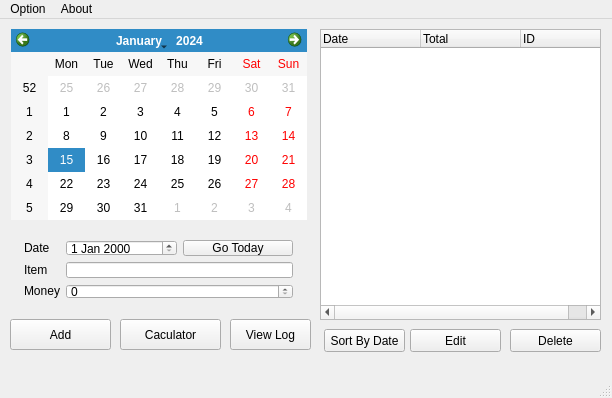
Above: mw.ui from kienhoang/MoneyEatV02 before the change. Below: the same form after it.
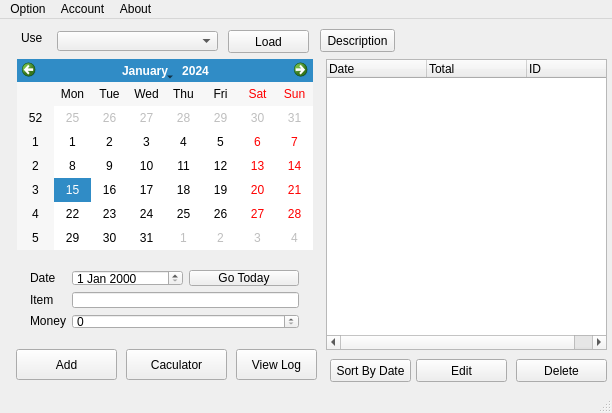
That is the form after the change. Icons and pictures are not drawn.

```diff
--- a/mw.ui
+++ b/mw.ui
@@ -7,7 +7,7 @@
     <x>0</x>
     <y>0</y>
     <width>612</width>
-    <height>398</height>
+    <height>413</height>
    </rect>
   </property>
   <property name="windowTitle">
@@ -17,8 +17,8 @@
    <widget class="QCalendarWidget" name="calendar">
     <property name="geometry">
      <rect>
-      <x>11</x>
-      <y>10</y>
+      <x>17</x>
+      <y>40</y>
       <width>296</width>
       <height>191</height>
      </rect>
@@ -27,8 +27,8 @@
    <widget class="QTreeWidget" name="moneyList">
     <property name="geometry">
      <rect>
-      <x>320</x>
-      <y>10</y>
+      <x>326</x>
+      <y>40</y>
       <width>281</width>
       <height>291</height>
      </rect>
@@ -52,8 +52,8 @@
    <widget class="QPushButton" name="btnAddItem">
     <property name="geometry">
      <rect>
-      <x>10</x>
-      <y>300</y>
+      <x>16</x>
+      <y>330</y>
       <width>101</width>
       <height>31</height>
      </rect>
@@ -65,8 +65,8 @@
    <widget class="QPushButton" name="btnDelete">
     <property name="geometry">
      <rect>
-      <x>510</x>
-      <y>310</y>
+      <x>516</x>
+      <y>340</y>
       <width>91</width>
       <height>23</height>
      </rect>
@@ -78,8 +78,8 @@
    <widget class="QPushButton" name="btnEdit">
     <property name="geometry">
      <rect>
-      <x>410</x>
-      <y>310</y>
+      <x>416</x>
+      <y>340</y>
       <width>91</width>
       <height>23</height>
      </rect>
@@ -91,8 +91,8 @@
    <widget class="QPushButton" name="btnLog">
     <property name="geometry">
      <rect>
-      <x>230</x>
-      <y>300</y>
+      <x>236</x>
+      <y>330</y>
       <width>81</width>
       <height>31</height>
      </rect>
@@ -104,8 +104,8 @@
    <widget class="QPushButton" name="btnCalc">
     <property name="geometry">
      <rect>
-      <x>120</x>
-      <y>300</y>
+      <x>126</x>
+      <y>330</y>
       <width>101</width>
       <height>31</height>
      </rect>
@@ -117,8 +117,8 @@
    <widget class="QWidget" name="layoutWidget">
     <property name="geometry">
      <rect>
-      <x>13</x>
-      <y>210</y>
+      <x>19</x>
+      <y>240</y>
       <width>291</width>
       <height>81</height>
      </rect>
@@ -185,8 +185,8 @@
    <widget class="QPushButton" name="btnSort">
     <property name="geometry">
      <rect>
-      <x>324</x>
-      <y>310</y>
+      <x>330</x>
+      <y>340</y>
       <width>81</width>
       <height>23</height>
      </rect>
@@ -195,6 +195,55 @@
      <string>Sort By Date</string>
     </property>
    </widget>
+   <widget class="QComboBox" name="comUser">
+    <property name="geometry">
+     <rect>
+      <x>57</x>
+      <y>12</y>
+      <width>161</width>
+      <height>20</height>
+     </rect>
+    </property>
+   </widget>
+   <widget class="QLabel" name="lbUser">
+    <property name="geometry">
+     <rect>
+      <x>21</x>
+      <y>11</y>
+      <width>22</width>
+      <height>16</height>
+     </rect>
+    </property>
+    <property name="text">
+     <string>User</string>
+    </property>
+   </widget>
+   <widget class="QPushButton" name="btnLoad">
+    <property name="geometry">
+     <rect>
+      <x>228</x>
+      <y>11</y>
+      <width>81</width>
+      <height>23</height>
+     </rect>
+    </property>
+    <property name="text">
+     <string>Load</string>
+    </property>
+   </widget>
+   <widget class="QPushButton" name="btnDescription">
+    <property name="geometry">
+     <rect>
+      <x>320</x>
+      <y>10</y>
+      <width>75</width>
+      <height>23</height>
+     </rect>
+    </property>
+    <property name="text">
+     <string>Description</string>
+    </property>
+   </widget>
   </widget>
   <widget class="QMenuBar" name="menuBar">
    <property name="geometry">
@@ -222,7 +271,15 @@
     </property>
     <addaction name="actionAbout"/>
    </widget>
+   <widget class="QMenu" name="menuAccount">
+    <property name="title">
+     <string>Account</string>
+    </property>
+    <addaction name="actionAdd_Account"/>
+    <addaction name="actionRemove_Account"/>
+   </widget>
    <addaction name="menuOption"/>
+   <addaction name="menuAccount"/>
    <addaction name="menuAbout"/>
   </widget>
   <widget class="QStatusBar" name="statusBar"/>
```
Left out of the diff: 10 changed lines with no effect on the pictures.
